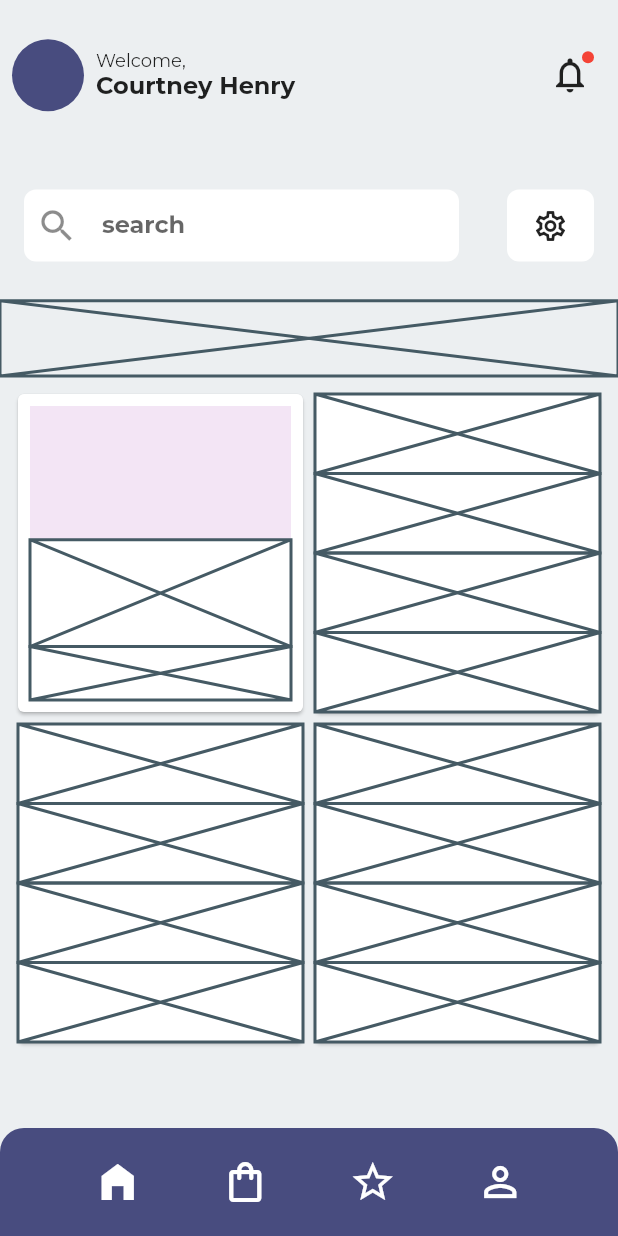
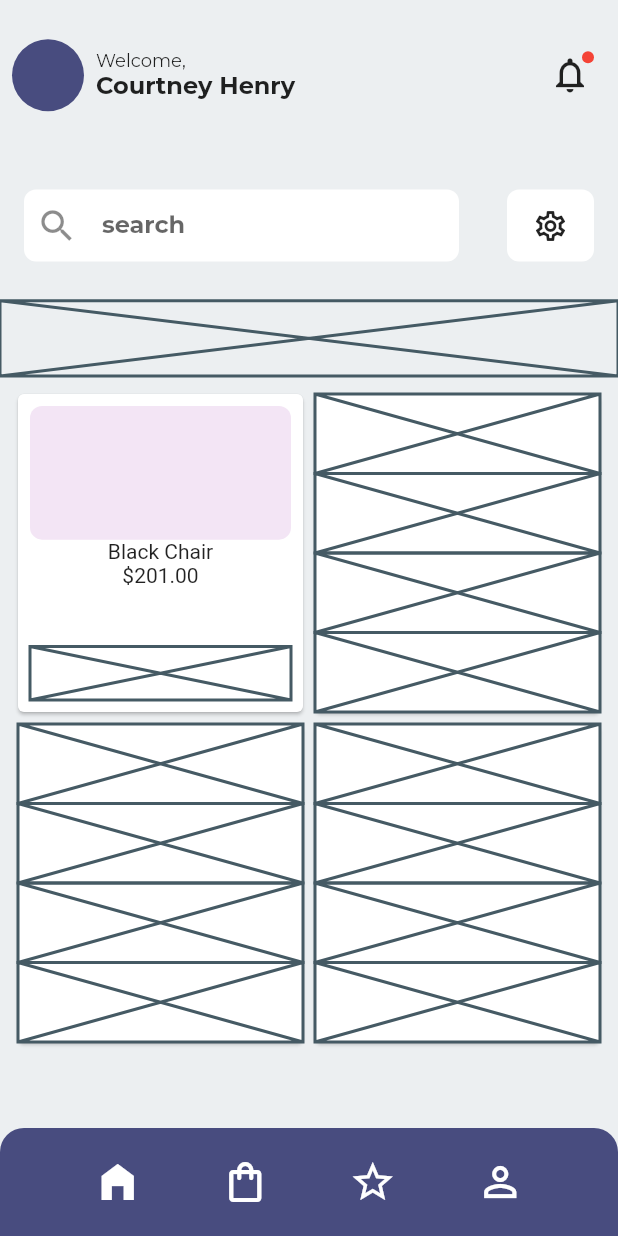
Before and after one commit to JAICHANGPARK/flutter_notebook_11th_story, a Flutter app: the screen it shows after launch, on a phone screen of 412 x 824 dp. Run offline on Flutter 3.47's test engine with Material 2 defaults, Android fonts, the phone set to English and light mode, and no system bars; our stand-ins replace backdrop, badges, flutter_inner_drawer, flutter_slidable, flutter_swiper, google_fonts.

Commit message:
Update furniture_home_page.dart

```diff
--- a/lib/ep735_furniture_app/ui/furniture_home_page.dart
+++ b/lib/ep735_furniture_app/ui/furniture_home_page.dart
@@ -145,11 +145,22 @@ class _FurnitureHomePageState extends State<FurnitureHomePage> {
                                     child: Container(
                                       decoration: BoxDecoration(
                                         color: Colors.purple[50],
+                                        borderRadius: BorderRadius.circular(8)
                                       ),
                                     ),
                                     flex: 5,
                                   ),
-                                  Expanded(flex: 4, child: Placeholder()),
+                                  Expanded(flex: 4, child: Column(
+                                    children: [
+                                      Text("Black Chair"),
+                                      Text("\$201.00"),
+                                      Row(
+                                        children: [
+
+                                        ],
+                                      )
+                                    ],
+                                  )),
                                   Expanded(flex: 2, child: Placeholder()),
                                 ],
                               ),
```
